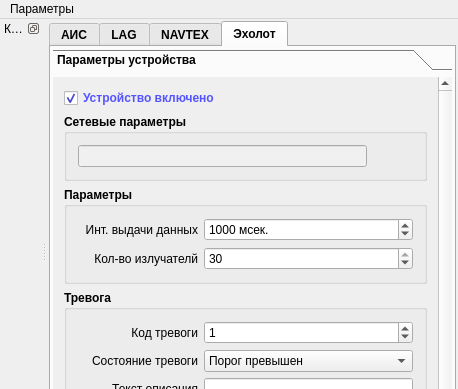
The window that Emulator/mainwindow.ui (breton75/R-Card) describes before a commit, drawn with Qt 5; both pictures show x 0 to 458 and y 0 to 389 of the 458 by 743 pixel window.
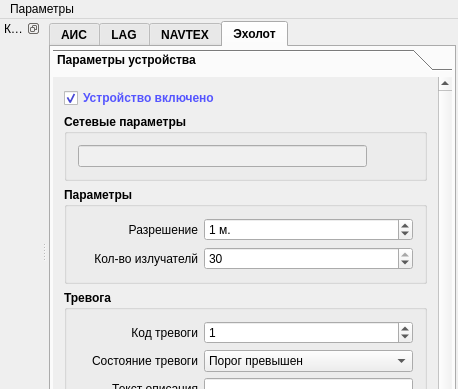
The same window after the commit. The open tabs and pages were chosen to show the change. Icons and pictures are not drawn.

```diff
--- a/Emulator/mainwindow.ui
+++ b/Emulator/mainwindow.ui
@@ -1730,8 +1730,8 @@
             <rect>
              <x>0</x>
              <y>0</y>
-             <width>361</width>
-             <height>488</height>
+             <width>364</width>
+             <height>370</height>
             </rect>
            </property>
            <attribute name="label">
@@ -1859,7 +1859,7 @@
                     </font>
                    </property>
                    <property name="text">
-                    <string>Инт. выдачи данных</string>
+                    <string>Разрешение</string>
                    </property>
                    <property name="alignment">
                     <set>Qt::AlignRight|Qt::AlignTrailing|Qt::AlignVCenter</set>
@@ -1881,13 +1881,13 @@
                     </font>
                    </property>
                    <property name="suffix">
-                    <string> мсек.</string>
+                    <string> м.</string>
                    </property>
                    <property name="maximum">
                     <number>10000</number>
                    </property>
                    <property name="value">
-                    <number>1000</number>
+                    <number>1</number>
                    </property>
                   </widget>
                  </item>
```
Left out of the diff: 28 changed lines with no effect on the pictures.
